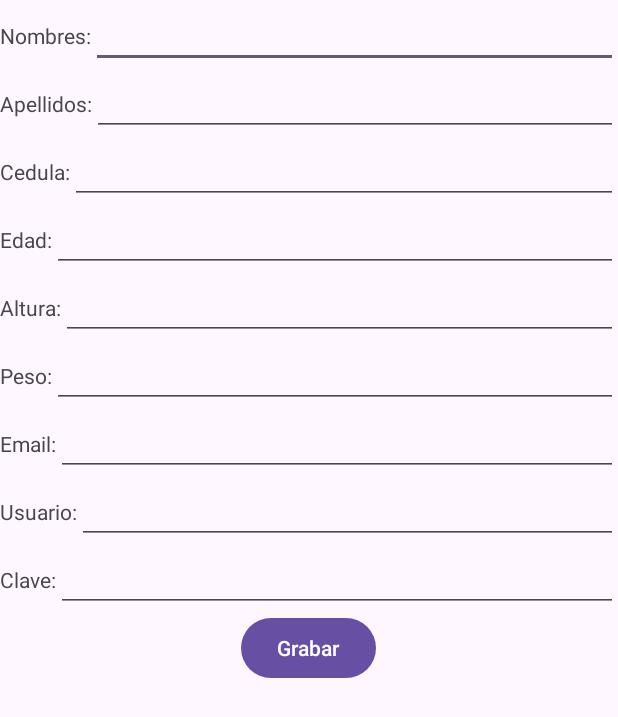
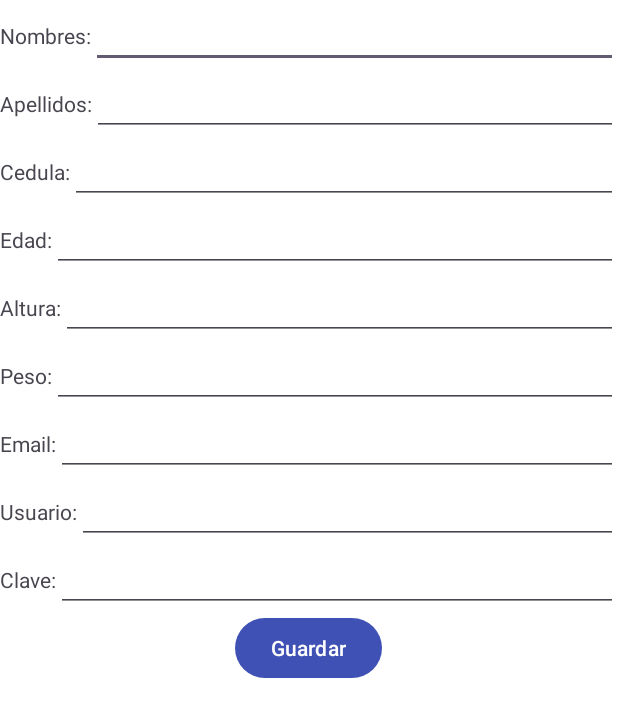
Before and after one commit to glorona/LAB1appAMST4, an Android app: the formulario_registro screen opened directly, with no data from a screen before it, on a phone screen of 412 x 824 dp. Shown: the top 717 px of the screen. Run offline under Robolectric (Android 15) with nearby library versions, the phone set to English and light mode, and no system bars.

Commit message:
cambios en mi rama

```diff
--- a/appAMST4/app/src/main/res/layout/activity_formulario_registro.xml
+++ b/appAMST4/app/src/main/res/layout/activity_formulario_registro.xml
@@ -1,13 +1,16 @@
 <?xml version="1.0" encoding="utf-8"?>
 <androidx.constraintlayout.widget.ConstraintLayout xmlns:android="http://schemas.android.com/apk/res/android"
+    xmlns:app="http://schemas.android.com/apk/res-auto"
     xmlns:tools="http://schemas.android.com/tools"
     android:layout_width="match_parent"
     android:layout_height="match_parent"
+    android:background="#FFFFFF"
     tools:context=".formulario_registro">
 
     <LinearLayout
-        android:orientation="vertical" android:layout_width="match_parent"
-        android:layout_height="match_parent">
+        android:layout_width="match_parent"
+        android:layout_height="match_parent"
+        android:orientation="vertical">
 
         <LinearLayout
             android:layout_width="match_parent"
@@ -195,7 +198,8 @@
             android:layout_width="wrap_content"
             android:layout_height="wrap_content"
             android:layout_gravity="center_horizontal"
-            android:text="Grabar"
-            android:onClick="insertarpaciente"/>
+            android:onClick="insertarpaciente"
+            android:text="Guardar"
+            app:backgroundTint="#3F51B5" />
     </LinearLayout>
 </androidx.constraintlayout.widget.ConstraintLayout>
```
Also changed, not shown: appAMST4/app/src/main/res/layout/activity_main.xml (+8 -4 lines).
